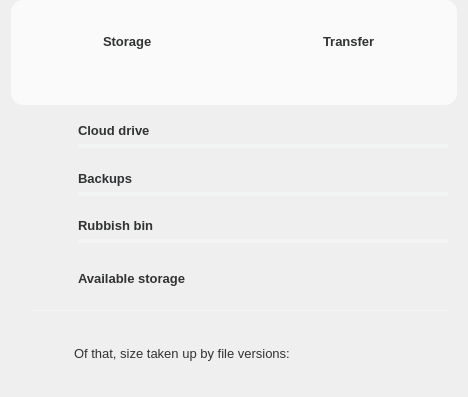
The window that src/MEGASync/gui/linux/AccountDetailsDialog.ui (meganz/MEGAsync) describes before a commit, drawn with Qt 5.
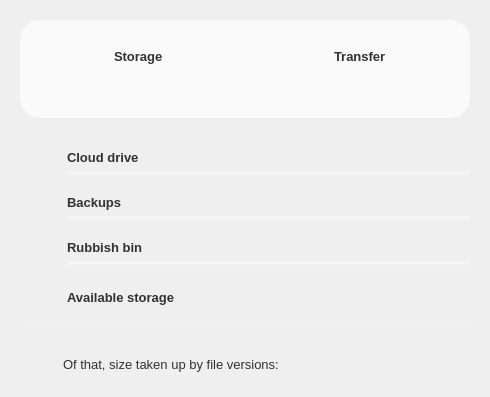
The same window after the commit. Icons and pictures are not drawn. Custom widgets are drawn as their Qt base class.

Commit message: SNC-4648: Continue adjusting sizes to match design.

Diff of the .ui file:
```diff
--- a/src/MEGASync/gui/linux/AccountDetailsDialog.ui
+++ b/src/MEGASync/gui/linux/AccountDetailsDialog.ui
@@ -9,10 +9,16 @@
    <rect>
     <x>0</x>
     <y>0</y>
-    <width>440</width>
+    <width>490</width>
     <height>397</height>
    </rect>
   </property>
+  <property name="minimumSize">
+   <size>
+    <width>490</width>
+    <height>397</height>
+   </size>
+  </property>
   <property name="windowTitle">
    <string>Account usage details</string>
   </property>
@@ -36,6 +42,14 @@
 background-color: transparent;
 }
 
+QGroupBox
+{
+margin-top: 20px;
+margin-right: 20px;
+margin-left: 20px;
+margin-bottom: 20px;
+}
+
 #line
 {
 background-color: #f3f4f4; /*colorToken.surface-2*/
@@ -45,7 +59,7 @@
 #headerBox
 {
 border-style:none;
-border-radius:12px;
+border-radius:20px;
 background-color: #fafafa; /*colorToken.surface-1*/
 }
 
@@ -272,9 +286,21 @@
    <bool>false</bool>
   </property>
   <layout class="QVBoxLayout" name="verticalLayout_5">
+   <property name="spacing">
+    <number>0</number>
+   </property>
+   <property name="leftMargin">
+    <number>0</number>
+   </property>
    <property name="topMargin">
     <number>0</number>
    </property>
+   <property name="rightMargin">
+    <number>0</number>
+   </property>
+   <property name="bottomMargin">
+    <number>0</number>
+   </property>
    <item>
     <widget class="QGroupBox" name="headerBox">
      <property name="title">
@@ -301,13 +327,13 @@
         <property name="minimumSize">
          <size>
           <width>440</width>
-          <height>80</height>
+          <height>96</height>
          </size>
         </property>
         <property name="maximumSize">
          <size>
           <width>440</width>
-          <height>80</height>
+          <height>96</height>
          </size>
         </property>
         <property name="lineWidth">
@@ -404,13 +430,13 @@
          <property name="minimumSize">
           <size>
            <width>440</width>
-           <height>80</height>
+           <height>96</height>
           </size>
          </property>
          <property name="maximumSize">
           <size>
            <width>440</width>
-           <height>80</height>
+           <height>96</height>
           </size>
          </property>
          <layout class="QHBoxLayout" name="horizontalLayout_22">
@@ -434,13 +460,13 @@
             <property name="minimumSize">
              <size>
               <width>220</width>
-              <height>80</height>
+              <height>96</height>
              </size>
             </property>
             <property name="maximumSize">
              <size>
               <width>220</width>
-              <height>80</height>
+              <height>96</height>
              </size>
             </property>
             <layout class="QHBoxLayout" name="horizontalLayout_23">
@@ -574,13 +600,13 @@
             <property name="minimumSize">
              <size>
               <width>220</width>
-              <height>80</height>
+              <height>96</height>
              </size>
             </property>
             <property name="maximumSize">
              <size>
               <width>220</width>
-              <height>80</height>
+              <height>96</height>
              </size>
             </property>
             <layout class="QHBoxLayout" name="horizontalLayout_25">
@@ -735,7 +761,7 @@
        <number>23</number>
       </property>
       <property name="rightMargin">
-       <number>9</number>
+       <number>20</number>
       </property>
       <item>
        <widget class="QWidget" name="wCloudDrive" native="true">
```
